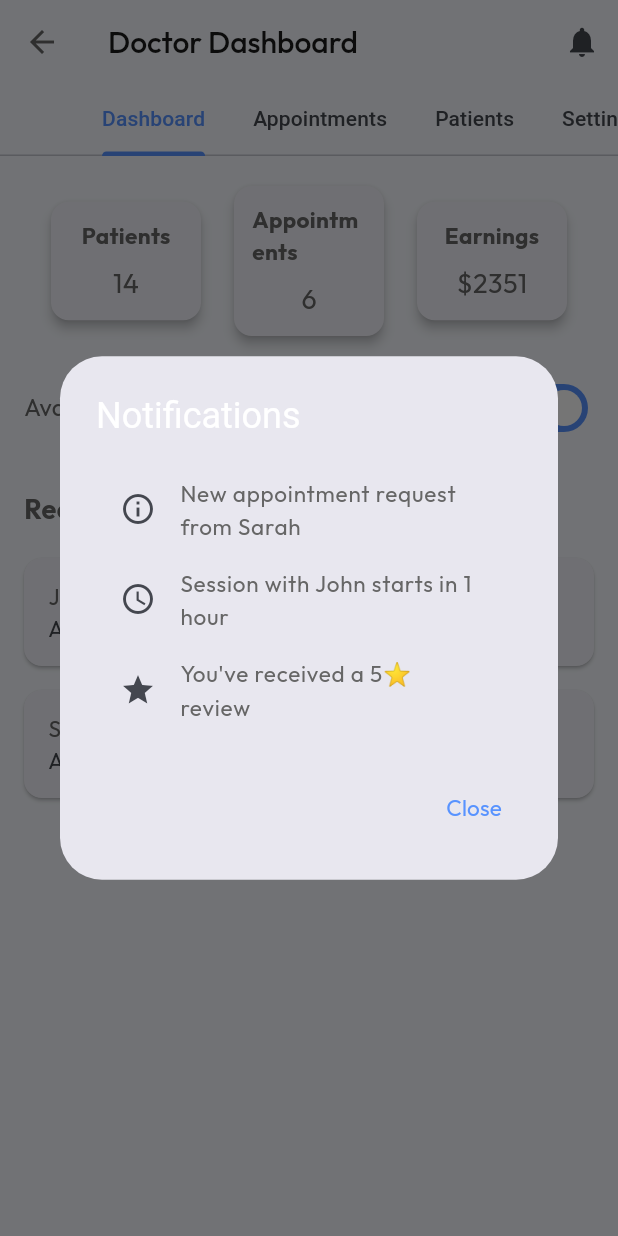
After one commit to Mohammad-soqar/therapify, a Flutter app: the _DoctorDashboardTabs screen opened directly, after a tap on the "notifications" icon, on a phone screen of 412 x 824 dp. The commit adds this screen. Run offline on Flutter 3.47's test engine with Material 3 defaults, Android fonts, the light colour scheme and no system bars; our stand-ins replace cloud_firestore, country_code_picker, dotted_line, dropdown_button2, file_picker, firebase_auth and 16 more; missing offline and left inert: circular_seek_bar, zego_uikit_prebuilt_call; accounts and stored records are empty.

Commit message:
doc dashboard

```diff
--- /dev/null
+++ b/lib/view/screens/doctor_dashboard/doctor_dashboard_model.dart
@@ -0,0 +1,39 @@
+class Patient {
+  final String id;
+  final String name;
+  final int age;
+  final String condition;
+
+  Patient({
+    required this.id,
+    required this.name,
+    required this.age,
+    required this.condition,
+  });
+}
+
+class Appointment {
+  final String id;
+  final String patientName;
+  final DateTime dateTime;
+
+  Appointment({
+    required this.id,
+    required this.patientName,
+    required this.dateTime,
+  });
+}
+
+class DashboardStats {
+  final int totalPatients;
+  final int totalAppointments;
+  final double totalEarnings;
+  final bool isAvailable;
+
+  DashboardStats({
+    required this.totalPatients,
+    required this.totalAppointments,
+    required this.totalEarnings,
+    required this.isAvailable,
+  });
+}
--- /dev/null
+++ b/lib/view/screens/doctor_dashboard/doctor_dashboard_service.dart
@@ -0,0 +1,38 @@
+import 'dart:async';
+import 'doctor_dashboard_model.dart';
+
+class DoctorDashboardService {
+  Future<DashboardStats> fetchDashboardStats() async {
+    await Future.delayed(const Duration(seconds: 1));
+    return DashboardStats(
+      totalPatients: 14,
+      totalAppointments: 6,
+      totalEarnings: 2350.75,
+      isAvailable: true,
+    );
+  }
+
+  Future<List<Patient>> fetchPatients() async {
+    await Future.delayed(const Duration(milliseconds: 800));
+    return [
+      Patient(id: '1', name: 'John Doe', age: 29, condition: 'Anxiety'),
+      Patient(id: '2', name: 'Sarah Ali', age: 35, condition: 'Depression'),
+    ];
+  }
+
+  Future<List<Appointment>> fetchAppointments() async {
+    await Future.delayed(const Duration(milliseconds: 800));
+    return [
+      Appointment(
+        id: 'a1',
+        patientName: 'John Doe',
+        dateTime: DateTime.now().add(const Duration(hours: 3)),
+      ),
+      Appointment(
+        id: 'a2',
+        patientName: 'Sarah Ali',
+        dateTime: DateTime.now().add(const Duration(days: 1)),
+      ),
+    ];
+  }
+}
--- /dev/null
+++ b/lib/view/screens/doctor_dashboard/doctor_dashboard_view.dart
@@ -0,0 +1,431 @@
+import 'package:flutter/material.dart';
+import 'package:provider/provider.dart';
+import 'doctor_dashboard_viewmodel.dart';
+import 'package:therapify/view/screens/doctor_dashboard/doctor_dashboard_model.dart';
+
+class DoctorDashboardView extends StatelessWidget {
+  const DoctorDashboardView({super.key});
+
+  @override
+  Widget build(BuildContext context) {
+    return ChangeNotifierProvider(
+      create: (_) => DoctorDashboardViewModel()..loadData(),
+      child: const _DoctorDashboardTabs(),
+    );
+  }
+}
+
+class _DoctorDashboardTabs extends StatelessWidget {
+  const _DoctorDashboardTabs();
+
+  @override
+  Widget build(BuildContext context) {
+    return DefaultTabController(
+      length: 4,
+      child: Scaffold(
+        appBar: AppBar(
+          title: const Text("Doctor Dashboard"),
+          actions: [
+            IconButton(
+              icon: const Icon(Icons.notifications),
+              onPressed: () {
+                showDialog(
+                  context: context,
+                  builder: (_) => const NotificationDialog(),
+                );
+              },
+            )
+          ],
+          bottom: const TabBar(
+            isScrollable: true,
+            tabs: [
+              Tab(text: "Dashboard"),
+              Tab(text: "Appointments"),
+              Tab(text: "Patients"),
+              Tab(text: "Settings"),
+            ],
+          ),
+        ),
+        body: const TabBarView(
+          children: [
+            DashboardTab(),
+            AppointmentsTab(),
+            PatientsTab(),
+            SettingsTab(),
+          ],
+        ),
+      ),
+    );
+  }
+}
+
+// ✅ DASHBOARD TAB
+class DashboardTab extends StatelessWidget {
+  const DashboardTab({super.key});
+
+  @override
+  Widget build(BuildContext context) {
+    final viewModel = Provider.of<DoctorDashboardViewModel>(context);
+
+    if (viewModel.isLoading || viewModel.stats == null) {
+      return const Center(child: CircularProgressIndicator());
+    }
+
+    final stats = viewModel.stats!;
+    final recentPatients = viewModel.patients.take(3).toList();
+
+    return SingleChildScrollView(
+      padding: const EdgeInsets.all(16),
+      child: Column(
+        crossAxisAlignment: CrossAxisAlignment.start,
+        children: [
+          Row(
+            mainAxisAlignment: MainAxisAlignment.spaceEvenly,
+            children: [
+              _StatCard(label: "Patients", value: stats.totalPatients.toString()),
+              _StatCard(label: "Appointments", value: stats.totalAppointments.toString()),
+              _StatCard(label: "Earnings", value: "\$${stats.totalEarnings.toStringAsFixed(0)}"),
+            ],
+          ),
+          const SizedBox(height: 20),
+          Row(
+            mainAxisAlignment: MainAxisAlignment.spaceBetween,
+            children: [
+              const Text("Available to take appointments", style: TextStyle(fontSize: 16)),
+              Switch(
+                value: stats.isAvailable,
+                onChanged: (val) => viewModel.toggleAvailability(),
+              )
+            ],
+          ),
+          const SizedBox(height: 30),
+          const Text("Recent Patients", style: TextStyle(fontSize: 18, fontWeight: FontWeight.bold)),
+          const SizedBox(height: 12),
+          ...recentPatients.map((patient) {
+            return Card(
+              margin: const EdgeInsets.symmetric(vertical: 8),
+              child: ListTile(
+                title: Text(patient.name),
+                subtitle: Text("Age: ${patient.age} | ${patient.condition}"),
+                trailing: const Icon(Icons.arrow_forward_ios, size: 16),
+                onTap: () {
+                  ScaffoldMessenger.of(context).showSnackBar(
+                    SnackBar(content: Text("Open patient details coming soon.")),
+                  );
+                },
+              ),
+            );
+          }).toList(),
+        ],
+      ),
+    );
+  }
+}
+
+class _StatCard extends StatelessWidget {
+  final String label;
+  final String value;
+
+  const _StatCard({super.key, required this.label, required this.value});
+
+  @override
+  Widget build(BuildContext context) {
+    return Card(
+      elevation: 3,
+      child: Container(
+        width: 100,
+        padding: const EdgeInsets.all(12),
+        child: Column(
+          children: [
+            Text(label, style: const TextStyle(fontWeight: FontWeight.bold)),
+            const SizedBox(height: 8),
+            Text(value, style: const TextStyle(fontSize: 18)),
+          ],
+        ),
+      ),
+    );
+  }
+}
+
+// ✅ APPOINTMENTS TAB
+class AppointmentsTab extends StatelessWidget {
+  const AppointmentsTab({super.key});
+
+  @override
+  Widget build(BuildContext context) {
+    final viewModel = Provider.of<DoctorDashboardViewModel>(context);
+
+    if (viewModel.isLoading) {
+      return const Center(child: CircularProgressIndicator());
+    }
+
+    final appointments = viewModel.appointments;
+
+    if (appointments.isEmpty) {
+      return const Center(child: Text("No upcoming appointments"));
+    }
+
+    return ListView.builder(
+      padding: const EdgeInsets.all(16),
+      itemCount: appointments.length,
+      itemBuilder: (context, index) {
+        final appt = appointments[index];
+        final formattedDate = "${appt.dateTime.day}/${appt.dateTime.month}/${appt.dateTime.year}";
+        final formattedTime = "${appt.dateTime.hour.toString().padLeft(2, '0')}:${appt.dateTime.minute.toString().padLeft(2, '0')}";
+
+        return Card(
+          margin: const EdgeInsets.symmetric(vertical: 8),
+          child: ListTile(
+            leading: const Icon(Icons.calendar_today),
+            title: Text(appt.patientName),
+            subtitle: Text("Date: $formattedDate\nTime: $formattedTime"),
+            isThreeLine: true,
+            trailing: const Icon(Icons.arrow_forward_ios, size: 16),
+            onTap: () {
+              ScaffoldMessenger.of(context).showSnackBar(
+                SnackBar(content: Text("Open appointment detail coming soon.")),
+              );
+            },
+          ),
+        );
+      },
+    );
+  }
+}
+
+class PatientsTab extends StatelessWidget {
+  const PatientsTab({super.key});
+
+  @override
+  Widget build(BuildContext context) {
+    final viewModel = Provider.of<DoctorDashboardViewModel>(context);
+
+    if (viewModel.isLoading) {
+      return const Center(child: CircularProgressIndicator());
+    }
+
+    final patients = viewModel.patients;
+
+    if (patients.isEmpty) {
+      return const Center(child: Text("No patients found"));
+    }
+
+    return ListView.builder(
+      padding: const EdgeInsets.all(16),
+      itemCount: patients.length,
+      itemBuilder: (context, index) {
+        final patient = patients[index];
+        return Card(
+          margin: const EdgeInsets.symmetric(vertical: 8),
+          child: ListTile(
+            title: Text(patient.name),
+            subtitle: Text("Age: ${patient.age} | ${patient.condition}"),
+            trailing: const Icon(Icons.note_alt),
+            onTap: () {
+              showDialog(
+                context: context,
+                builder: (_) => PatientNoteDialog(patient: patient),
+              );
+            },
+          ),
+        );
+      },
+    );
+  }
+}
+
+class PatientNoteDialog extends StatefulWidget {
+  final Patient patient;
+
+  const PatientNoteDialog({super.key, required this.patient});
+
+  @override
+  State<PatientNoteDialog> createState() => _PatientNoteDialogState();
+}
+
+class _PatientNoteDialogState extends State<PatientNoteDialog> {
+  late TextEditingController _noteController;
+
+  @override
+  void initState() {
+    super.initState();
+    _noteController = TextEditingController();
+  }
+
+  @override
+  void dispose() {
+    _noteController.dispose();
+    super.dispose();
+  }
+
+  @override
+  Widget build(BuildContext context) {
+    return AlertDialog(
+      title: Text("Notes for ${widget.patient.name}"),
+      content: TextField(
+        controller: _noteController,
+        maxLines: 5,
+        decoration: const InputDecoration(
+          hintText: "Write your notes here...",
+          border: OutlineInputBorder(),
+        ),
+      ),
+      actions: [
+        TextButton(
+          onPressed: () {
+            Navigator.pop(context);
+            ScaffoldMessenger.of(context).showSnackBar(
+              const SnackBar(content: Text("Note saved (locally only)")),
+            );
+          },
+          child: const Text("Save"),
+        ),
+      ],
+    );
+  }
+}
+
+class NotificationDialog extends StatelessWidget {
+  const NotificationDialog({super.key});
+
+  @override
+  Widget build(BuildContext context) {
+    return AlertDialog(
+      title: const Text("Notifications"),
+      content: SizedBox(
+        width: double.maxFinite,
+        child: ListView(
+          shrinkWrap: true,
+          children: const [
+            ListTile(
+              leading: Icon(Icons.info_outline),
+              title: Text("New appointment request from Sarah"),
+            ),
+            ListTile(
+              leading: Icon(Icons.access_time),
+              title: Text("Session with John starts in 1 hour"),
+            ),
+            ListTile(
+              leading: Icon(Icons.star),
+              title: Text("You've received a 5⭐ review"),
+            ),
+          ],
+        ),
+      ),
+      actions: [
+        TextButton(
+          onPressed: () => Navigator.pop(context),
+          child: const Text("Close"),
+        )
+      ],
+    );
+  }
+}
+
+class SettingsTab extends StatefulWidget {
+  const SettingsTab({super.key});
+
+  @override
+  State<SettingsTab> createState() => _SettingsTabState();
+}
+
+class _SettingsTabState extends State<SettingsTab> {
+  final TextEditingController _nameController = TextEditingController();
+  TimeOfDay _startTime = const TimeOfDay(hour: 9, minute: 0);
+  TimeOfDay _endTime = const TimeOfDay(hour: 17, minute: 0);
+  bool _isAvailable = true;
+
+  @override
+  void dispose() {
+    _nameController.dispose();
+    super.dispose();
+  }
+
+  Future<void> _pickTime(BuildContext context, bool isStart) async {
+    final TimeOfDay? picked = await showTimePicker(
+      context: context,
+      initialTime: isStart ? _startTime : _endTime,
+    );
+    if (picked != null) {
+      setState(() {
+        if (isStart) {
+          _startTime = picked;
+        } else {
+          _endTime = picked;
+        }
+      });
+    }
+  }
+
+  @override
+  Widget build(BuildContext context) {
+    return Padding(
+      padding: const EdgeInsets.all(20),
+      child: ListView(
+        children: [
+          const Text("Profile Name", style: TextStyle(fontSize: 16, fontWeight: FontWeight.bold)),
+          const SizedBox(height: 8),
+          TextField(
+            controller: _nameController,
+            decoration: const InputDecoration(
+              border: OutlineInputBorder(),
+              hintText: "Enter your name",
+            ),
+          ),
+          const SizedBox(height: 20),
+          const Text("Availability", style: TextStyle(fontSize: 16, fontWeight: FontWeight.bold)),
+          const SizedBox(height: 8),
+          Row(
+            mainAxisAlignment: MainAxisAlignment.spaceBetween,
+            children: [
+              const Text("Available for appointments"),
+              Switch(
+                value: _isAvailable,
+                onChanged: (val) {
+                  setState(() {
+                    _isAvailable = val;
+                  });
+                },
+              ),
+            ],
+          ),
+          const SizedBox(height: 20),
+          const Text("Available Time Slot", style: TextStyle(fontSize: 16, fontWeight: FontWeight.bold)),
+          const SizedBox(height: 8),
+          Row(
+            mainAxisAlignment: MainAxisAlignment.spaceAround,
+            children: [
+              Column(
+                children: [
+                  const Text("Start Time"),
+                  ElevatedButton(
+                    onPressed: () => _pickTime(context, true),
+                    child: Text(_startTime.format(context)),
+                  ),
+                ],
+              ),
+              Column(
+                children: [
+                  const Text("End Time"),
+                  ElevatedButton(
+                    onPressed: () => _pickTime(context, false),
+                    child: Text(_endTime.format(context)),
+                  ),
+                ],
+              ),
+            ],
+          ),
+          const SizedBox(height: 30),
+          ElevatedButton(
+            onPressed: () {
+              ScaffoldMessenger.of(context).showSnackBar(
+                const SnackBar(content: Text("Settings saved (locally only)")),
+              );
+            },
+            child: const Text("Save Settings"),
+          )
+        ],
+      ),
+    );
+  }
+}
--- /dev/null
+++ b/lib/view/screens/doctor_dashboard/doctor_dashboard_viewmodel.dart
@@ -0,0 +1,37 @@
+import 'package:flutter/material.dart';
+import 'doctor_dashboard_service.dart';
+import 'doctor_dashboard_model.dart';
+
+class DoctorDashboardViewModel extends ChangeNotifier {
+  final DoctorDashboardService _service = DoctorDashboardService();
+
+  bool isLoading = true;
+
+  DashboardStats? stats;
+  List<Patient> patients = [];
+  List<Appointment> appointments = [];
+
+  Future<void> loadData() async {
+    isLoading = true;
+    notifyListeners();
+
+    stats = await _service.fetchDashboardStats();
+    patients = await _service.fetchPatients();
+    appointments = await _service.fetchAppointments();
+
+    isLoading = false;
+    notifyListeners();
+  }
+
+  void toggleAvailability() {
+    if (stats != null) {
+      stats = DashboardStats(
+        totalPatients: stats!.totalPatients,
+        totalAppointments: stats!.totalAppointments,
+        totalEarnings: stats!.totalEarnings,
+        isAvailable: !stats!.isAvailable,
+      );
+      notifyListeners();
+    }
+  }
+}
```
Also changed, not shown: lib/view/screens/auth/signin_screen.dart (+42 -20 lines), assets/icons/app_icon.png, assets/icons/app_icon2.png (added), 4 other files.
